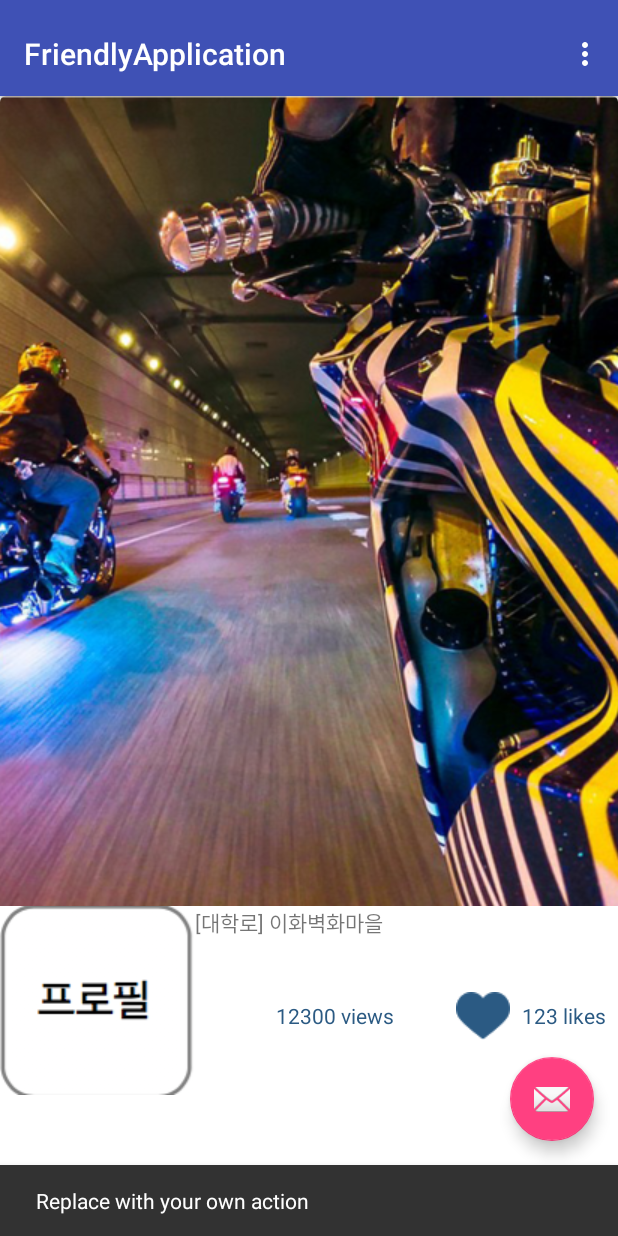
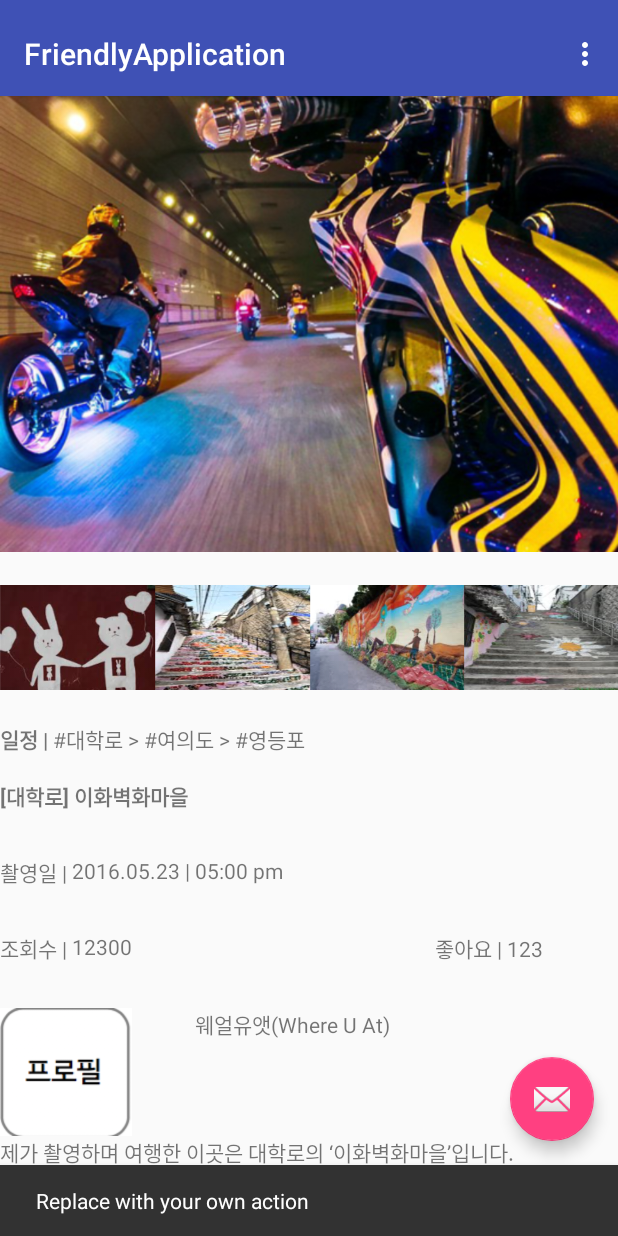
Before and after one commit to hyeyag/WhereUAt, an Android app: the screen it shows after launch (MainActivity), after a tap on an icon or button, on a phone screen of 412 x 824 dp. Run offline under Robolectric (Android 15) with nearby library versions, the phone set to English and light mode, and no system bars.

Commit message:
add detail view

```diff
--- a/app/src/main/java/com/example/bangchangbae/friendlyapplication/MainActivity.java
+++ b/app/src/main/java/com/example/bangchangbae/friendlyapplication/MainActivity.java
@@ -4,6 +4,7 @@ import android.content.Context;
 import android.support.design.widget.TabLayout;
 import android.support.design.widget.FloatingActionButton;
 import android.support.design.widget.Snackbar;
+import android.support.v4.app.FragmentTransaction;
 import android.support.v7.app.AppCompatActivity;
 import android.support.v7.widget.LinearLayoutManager;
 import android.support.v7.widget.RecyclerView;
@@ -14,6 +15,7 @@ import android.support.v4.app.FragmentManager;
 import android.support.v4.app.FragmentPagerAdapter;
 import android.support.v4.view.ViewPager;
 import android.os.Bundle;
+import android.util.Log;
 import android.view.LayoutInflater;
 import android.view.Menu;
 import android.view.MenuItem;
@@ -57,6 +59,31 @@ public class MainActivity extends AppCompatActivity {
         TabLayout tabLayout = (TabLayout) findViewById(R.id.tabs);
         tabLayout.setupWithViewPager(mViewPager);
 
+        mViewPager.addOnPageChangeListener(new TabLayout.TabLayoutOnPageChangeListener(tabLayout));
+        tabLayout.setOnTabSelectedListener(new TabLayout.OnTabSelectedListener(){
+
+            @Override
+            public void onTabSelected(TabLayout.Tab tab) {
+                FragmentTransaction transaction = getSupportFragmentManager().beginTransaction();
+                //transaction.replace(R.id.container, mSectionsPagerAdapter.getItem(tab.getPosition()));
+                transaction.addToBackStack(null);
+                transaction.commit();
+                mViewPager.setCurrentItem(tab.getPosition());
+                Log.d("TEST", "onTabSelected back stack count : " + getSupportFragmentManager().getBackStackEntryCount());
+            }
+
+            @Override
+            public void onTabUnselected(TabLayout.Tab tab) {
+
+            }
+
+            @Override
+            public void onTabReselected(TabLayout.Tab tab) {
+
+            }
+        });
+
+
       FloatingActionButton fab = (FloatingActionButton) findViewById(R.id.fab);
       fab.setOnClickListener(new View.OnClickListener() {
           @Override
@@ -91,6 +118,15 @@ public class MainActivity extends AppCompatActivity {
         return super.onOptionsItemSelected(item);
     }
 
+    @Override
+    public void onBackPressed() {
+        Log.d("TEST", "onBackPressed back stack count : " + getSupportFragmentManager().getBackStackEntryCount());
+        if(getSupportFragmentManager().getBackStackEntryCount() == 0) {
+            super.onBackPressed();
+        }else{
+            getSupportFragmentManager().popBackStack();
+        }
+    }
 
 
 
@@ -166,12 +202,9 @@ public class MainActivity extends AppCompatActivity {
         public View onCreateView(LayoutInflater inflater, ViewGroup container,
                 Bundle savedInstanceState) {
             int sectionNumber = getArguments().getInt(ARG_SECTION_NUMBER);
-            View rootView = null;
+            View rootView;
 
             if(sectionNumber == 1){
-                rootView = inflater.inflate(R.layout.item_feed, container, false);
-            }
-            else if(sectionNumber == 2){
                 rootView = inflater.inflate(R.layout.feed_list, container, false);
                 if (rootView instanceof RecyclerView) {
                     Context context = rootView.getContext();
@@ -186,6 +219,9 @@ public class MainActivity extends AppCompatActivity {
 
                 }
             }
+            else if(sectionNumber == 2){
+                rootView = inflater.inflate(R.layout.item_detail, container, false);
+            }
             else{
                 //View rootView = inflater.inflate(R.layout.fragment_main, container, false);
                 rootView = inflater.inflate(R.layout.fragment_main, container, false);
--- /dev/null
+++ b/app/src/main/res/layout/item_detail.xml
@@ -0,0 +1,184 @@
+<?xml version="1.0" encoding="utf-8"?>
+<LinearLayout xmlns:android="http://schemas.android.com/apk/res/android"
+    android:orientation="vertical"
+    android:layout_width="match_parent"
+    android:layout_height="match_parent">
+
+    <LinearLayout
+        android:layout_width="match_parent"
+        android:layout_height="0px"
+        android:layout_weight="40">
+        <ImageView
+            android:id="@+id/detailMain"
+            android:layout_width="match_parent"
+            android:layout_height="match_parent"
+            android:scaleType="centerCrop"
+            android:src="@drawable/img_feed_center_1" />
+    </LinearLayout>
+    <LinearLayout
+        android:layout_width="match_parent"
+        android:layout_height="0px"
+        android:orientation="horizontal"
+        android:layout_weight="15">
+        <ImageView
+            android:layout_width="match_parent"
+            android:layout_height="match_parent"
+            android:layout_weight="1"
+            android:id="@+id/thumbnail01"
+            android:scaleType="fitCenter"
+            android:src="@drawable/thumbnail_001"/>
+        <ImageView
+            android:layout_width="match_parent"
+            android:layout_height="match_parent"
+            android:id="@+id/thumbnail02"
+            android:layout_weight="1"
+            android:scaleType="fitCenter"
+            android:src="@drawable/thumbnail_002"/>
+        <ImageView
+            android:layout_width="match_parent"
+            android:layout_height="match_parent"
+            android:id="@+id/thumbnail03"
+            android:layout_weight="1"
+            android:scaleType="fitCenter"
+            android:src="@drawable/thumbnail_003"/>
+        <ImageView
+            android:layout_width="match_parent"
+            android:layout_height="match_parent"
+            android:id="@+id/thumbnail04"
+            android:layout_weight="1"
+            android:scaleType="fitCenter"
+            android:src="@drawable/thumbnail_004"/>
+    </LinearLayout>
+    <LinearLayout
+        android:layout_width="match_parent"
+        android:layout_height="0px"
+        android:layout_weight="5"
+        android:orientation="horizontal">
+        <TextView
+            android:layout_width="wrap_content"
+            android:layout_height="match_parent"
+            android:text="일정 | "
+            android:textStyle="bold" />
+        <TextView
+            android:layout_width="wrap_content"
+            android:layout_height="match_parent"
+            android:id="@+id/schecule_text"
+            android:text="#대학로 > #여의도 > #영등포"/>
+    </LinearLayout>
+    <LinearLayout
+        android:layout_width="match_parent"
+        android:layout_height="0px"
+        android:layout_weight="20"
+        android:orientation="vertical"
+        android:clickable="false">
+        <TextView
+            android:layout_width="match_parent"
+            android:layout_height="0px"
+            android:layout_weight="1"
+            android:id="@+id/title_text"
+            android:text="[대학로] 이화벽화마을"
+            android:textStyle="bold"/>
+        <LinearLayout
+            android:layout_width="match_parent"
+            android:layout_height="0px"
+            android:layout_weight="1"
+            android:orientation="horizontal">
+            <TextView
+                android:layout_width="wrap_content"
+                android:layout_height="match_parent"
+                android:text="촬영일 | "/>
+            <TextView
+                android:layout_width="wrap_content"
+                android:layout_height="match_parent"
+                android:id="@+id/visitedDay"
+                android:text="2016.05.23"/>
+            <TextView
+                android:layout_width="wrap_content"
+                android:layout_height="match_parent"
+                android:text=" | "/>
+            <TextView
+                android:layout_width="wrap_content"
+                android:layout_height="match_parent"
+                android:id="@+id/visitedTime"
+                android:text="05:00 pm"/>
+        </LinearLayout>
+        <RelativeLayout
+            android:layout_width="match_parent"
+            android:layout_height="0px"
+            android:orientation="horizontal"
+            android:layout_weight="1">
+            <LinearLayout
+                android:layout_width="wrap_content"
+                android:layout_height="match_parent"
+                android:layout_alignParentLeft="true">
+                <TextView
+                    android:layout_width="wrap_content"
+                    android:layout_height="match_parent"
+                    android:text="조회수 | " />
+                <TextView
+                    android:layout_width="wrap_content"
+                    android:layout_height="match_parent"
+                    android:text="12300" />
+            </LinearLayout>
+            <LinearLayout
+                android:layout_width="wrap_content"
+                android:layout_height="match_parent"
+                android:layout_alignParentRight="true"
+                android:layout_marginRight="50dp">
+                <TextView
+                    android:layout_width="wrap_content"
+                    android:layout_height="match_parent"
+                    android:text="좋아요 | " />
+                <TextView
+                    android:layout_width="wrap_content"
+                    android:layout_height="wrap_content"
+                    android:id="@+id/likesCounter"
+                    android:text="123" />
+            </LinearLayout>
+
+        </RelativeLayout>
+
+    </LinearLayout>
+    <LinearLayout
+        android:layout_width="match_parent"
+        android:layout_height="0px"
+        android:layout_weight="15"
+        android:orientation="vertical">
+        <LinearLayout
+            android:layout_width="match_parent"
+            android:layout_height="0px"
+            android:orientation="horizontal"
+            android:layout_weight="3">
+            <ImageView
+                android:id="@+id/ivUserProfile"
+                android:layout_width="wrap_content"
+                android:layout_height="wrap_content"
+                android:src="@drawable/ic_profile"
+                android:scaleType="fitStart" />
+            <TextView
+                android:layout_width="wrap_content"
+                android:layout_height="wrap_content"
+                android:id="@+id/userid"
+                android:text="웨얼유앳(Where U At)"/>
+        </LinearLayout>
+        <TextView
+            android:layout_width="match_parent"
+            android:layout_height="0px"
+            android:id="@+id/description"
+            android:text="제가 촬영하며 여행한 이곳은 대학로의 ‘이화벽화마을’입니다."
+            android:layout_weight="1" />
+    </LinearLayout>
+    <LinearLayout
+        android:layout_width="match_parent"
+        android:layout_height="0px"
+        android:layout_weight="5"
+        android:orientation="vertical">
+        <TextView
+            android:layout_width="match_parent"
+            android:layout_height="wrap_content"
+            android:id="@+id/tag"
+            android:text="#대학로 #이화벽화마을 #포토존 #봄사진 #인생사진 #꽃벽화 #낙산공원"/>
+
+    </LinearLayout>
+
+</LinearLayout>
```
Also changed, not shown: app/src/main/res/drawable/thumbnail_001.png (added), app/src/main/res/drawable/thumbnail_002.png (added), app/src/main/res/drawable/thumbnail_003.png (added), app/src/main/res/drawable/thumbnail_004.png (added).
